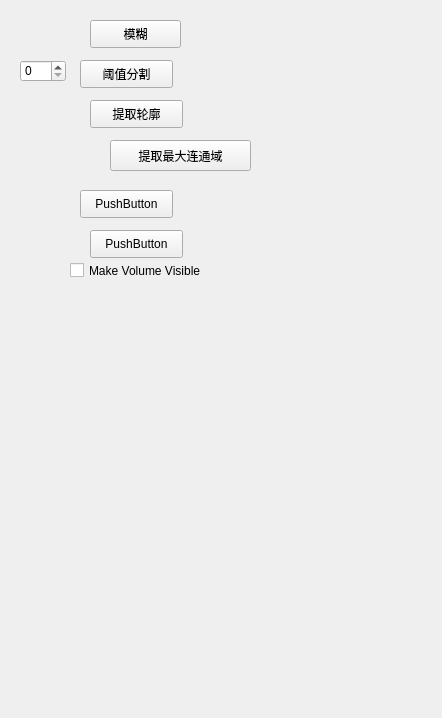
First picture: the form in ImageProcessWidget.ui, repository BigBrotherHui/itkvtkproject, before the edit.
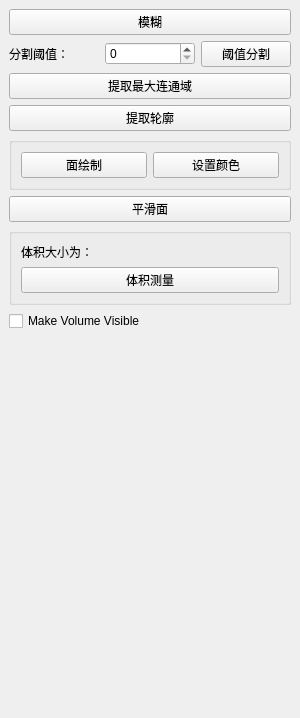
Second picture: the form after the edit.

The edit to the form file:
```diff
--- a/ImageProcessWidget.ui
+++ b/ImageProcessWidget.ui
@@ -6,7 +6,7 @@
    <rect>
     <x>0</x>
     <y>0</y>
-    <width>442</width>
+    <width>300</width>
     <height>718</height>
    </rect>
   </property>
@@ -18,8 +18,8 @@
   </property>
   <property name="minimumSize">
    <size>
-    <width>400</width>
-    <height>42</height>
+    <width>300</width>
+    <height>325</height>
    </size>
   </property>
   <property name="windowTitle">
@@ -32,110 +32,134 @@
      <verstretch>0</verstretch>
     </sizepolicy>
    </property>
-   <widget class="QPushButton" name="pushButton_threshold">
-    <property name="geometry">
-     <rect>
-      <x>80</x>
-      <y>60</y>
-      <width>93</width>
-      <height>28</height>
-     </rect>
-    </property>
+   <layout class="QVBoxLayout" name="verticalLayout">
+    <item>
+     <widget class="QPushButton" name="pushButton_blur">
+      <property name="text">
+       <string>模糊</string>
+      </property>
+     </widget>
+    </item>
+    <item>
+     <layout class="QHBoxLayout" name="horizontalLayout">
+      <item>
+       <widget class="QLabel" name="label">
     <property name="text">
-     <string>阈值分割</string>
-    </property>
-   </widget>
+         <string>分割阈值：</string>
+        </property>
+       </widget>
+      </item>
+      <item>
    <widget class="QSpinBox" name="spinBox_threshold">
-    <property name="geometry">
-     <rect>
-      <x>20</x>
-      <y>60</y>
-      <width>46</width>
-      <height>22</height>
-     </rect>
-    </property>
     <property name="maximum">
      <number>255</number>
     </property>
    </widget>
-   <widget class="QPushButton" name="pushButton_blur">
-    <property name="geometry">
-     <rect>
-      <x>90</x>
-      <y>20</y>
-      <width>91</width>
-      <height>28</height>
-     </rect>
-    </property>
+      </item>
+      <item>
+       <widget class="QPushButton" name="pushButton_threshold">
+        <property name="text">
+         <string>阈值分割</string>
+        </property>
+       </widget>
+      </item>
+     </layout>
+    </item>
+    <item>
+     <widget class="QPushButton" name="pushButton_connectedComponentsWithStats">
     <property name="text">
-     <string>模糊</string>
-    </property>
-   </widget>
+       <string>提取最大连通域</string>
+      </property>
+     </widget>
+    </item>
+    <item>
+     <widget class="QPushButton" name="pushButton_canny">
+      <property name="text">
+       <string>提取轮廓</string>
+      </property>
+     </widget>
+    </item>
+    <item>
+     <widget class="QGroupBox" name="groupBox_2">
+      <property name="title">
+       <string/>
+      </property>
+      <layout class="QHBoxLayout" name="horizontalLayout_2">
+       <item>
    <widget class="QPushButton" name="pushButton_marchingcubes">
-    <property name="geometry">
-     <rect>
-      <x>80</x>
-      <y>190</y>
-      <width>93</width>
-      <height>28</height>
-     </rect>
-    </property>
+         <property name="text">
+          <string>面绘制</string>
+         </property>
+        </widget>
+       </item>
+       <item>
+        <widget class="QPushButton" name="pushButton_setColor">
     <property name="text">
-     <string>PushButton</string>
-    </property>
-   </widget>
+          <string>设置颜色</string>
+         </property>
+        </widget>
+       </item>
+      </layout>
+     </widget>
+    </item>
+    <item>
+     <widget class="QPushButton" name="pushButton_smooth">
+      <property name="text">
+       <string>平滑面</string>
+      </property>
+     </widget>
+    </item>
+    <item>
+     <widget class="QGroupBox" name="groupBox">
+      <property name="title">
+       <string/>
+      </property>
+      <layout class="QGridLayout" name="gridLayout">
+       <item row="0" column="0">
+        <widget class="QLabel" name="label_2">
+         <property name="text">
+          <string>体积大小为：</string>
+         </property>
+        </widget>
+       </item>
+       <item row="0" column="1">
+        <widget class="QLabel" name="label_PhysicalSize">
+         <property name="text">
+          <string/>
+         </property>
+        </widget>
+       </item>
+       <item row="1" column="0" colspan="2">
+        <widget class="QPushButton" name="pushButton_measure">
+         <property name="text">
+          <string>体积测量</string>
+         </property>
+        </widget>
+       </item>
+      </layout>
+     </widget>
+    </item>
+    <item>
    <widget class="QCheckBox" name="checkBox_volumeVisible">
-    <property name="geometry">
-     <rect>
-      <x>70</x>
-      <y>260</y>
-      <width>181</width>
-      <height>21</height>
-     </rect>
-    </property>
     <property name="text">
      <string>Make Volume Visible</string>
     </property>
    </widget>
-   <widget class="QPushButton" name="pushButton_smooth">
-    <property name="geometry">
-     <rect>
-      <x>90</x>
-      <y>230</y>
-      <width>93</width>
-      <height>28</height>
-     </rect>
-    </property>
-    <property name="text">
-     <string>PushButton</string>
-    </property>
-   </widget>
-   <widget class="QPushButton" name="pushButton_canny">
-    <property name="geometry">
-     <rect>
-      <x>90</x>
-      <y>100</y>
-      <width>93</width>
-      <height>28</height>
-     </rect>
-    </property>
-    <property name="text">
-     <string>提取轮廓</string>
-    </property>
-   </widget>
-   <widget class="QPushButton" name="pushButton_connectedComponentsWithStats">
-    <property name="geometry">
-     <rect>
-      <x>110</x>
-      <y>140</y>
-      <width>141</width>
-      <height>31</height>
-     </rect>
-    </property>
-    <property name="text">
-     <string>提取最大连通域</string>
-    </property>
-   </widget>
+    </item>
+    <item>
+     <spacer name="verticalSpacer">
+      <property name="orientation">
+       <enum>Qt::Vertical</enum>
+      </property>
+      <property name="sizeHint" stdset="0">
+       <size>
+        <width>20</width>
+        <height>477</height>
+       </size>
+      </property>
+     </spacer>
+    </item>
+   </layout>
   </widget>
  </widget>
  <resources/>
```
Left out of the diff: 2 changed lines with no effect on the pictures. Lines whose indentation alone changed are shown as unchanged.
